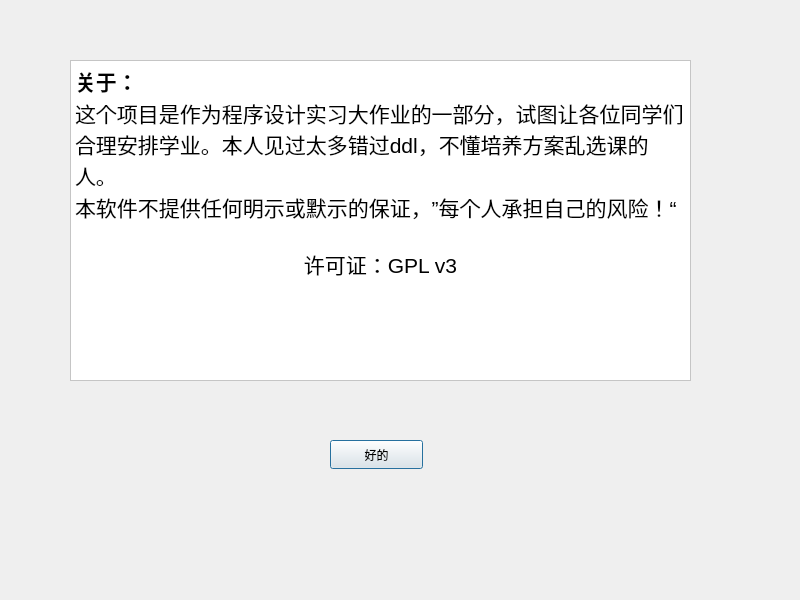
The window that frontend/aboutpage.ui (000lbh/PKUHelperAgain) describes before a commit, drawn with Qt 5.
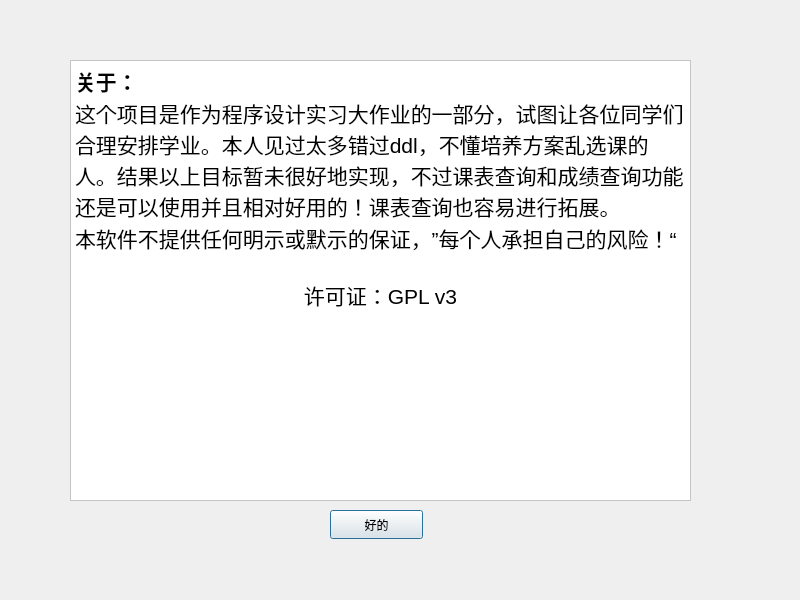
The same window after the commit. Icons and pictures are not drawn.

Commit message: ui update(auto resize ...)

Patch:
```diff
--- a/frontend/aboutpage.ui
+++ b/frontend/aboutpage.ui
@@ -29,7 +29,7 @@
      <x>70</x>
      <y>60</y>
      <width>621</width>
-     <height>321</height>
+     <height>441</height>
     </rect>
    </property>
    <property name="styleSheet">
@@ -45,7 +45,7 @@
 li.checked::marker { content: &quot;\2612&quot;; }
 &lt;/style&gt;&lt;/head&gt;&lt;body style=&quot; font-family:'Microsoft YaHei UI'; font-size:9pt; font-weight:400; font-style:normal;&quot;&gt;
 &lt;p style=&quot; margin-top:0px; margin-bottom:0px; margin-left:0px; margin-right:0px; -qt-block-indent:0; text-indent:0px;&quot;&gt;&lt;span style=&quot; font-size:16pt; font-weight:700;&quot;&gt;关于：&lt;/span&gt;&lt;/p&gt;
-&lt;p style=&quot; margin-top:0px; margin-bottom:0px; margin-left:0px; margin-right:0px; -qt-block-indent:0; text-indent:0px;&quot;&gt;&lt;span style=&quot; font-size:16pt;&quot;&gt;这个项目是作为程序设计实习大作业的一部分，试图让各位同学们合理安排学业。本人见过太多错过ddl，不懂培养方案乱选课的人。&lt;/span&gt;&lt;/p&gt;
+&lt;p style=&quot; margin-top:0px; margin-bottom:0px; margin-left:0px; margin-right:0px; -qt-block-indent:0; text-indent:0px;&quot;&gt;&lt;span style=&quot; font-size:16pt;&quot;&gt;这个项目是作为程序设计实习大作业的一部分，试图让各位同学们合理安排学业。本人见过太多错过ddl，不懂培养方案乱选课的人。结果以上目标暂未很好地实现，不过课表查询和成绩查询功能还是可以使用并且相对好用的！课表查询也容易进行拓展。&lt;/span&gt;&lt;/p&gt;
 &lt;p style=&quot; margin-top:0px; margin-bottom:0px; margin-left:0px; margin-right:0px; -qt-block-indent:0; text-indent:0px;&quot;&gt;&lt;span style=&quot; font-size:16pt;&quot;&gt;本软件不提供任何明示或默示的保证，”每个人承担自己的风险！“&lt;/span&gt;&lt;/p&gt;
 &lt;p style=&quot;-qt-paragraph-type:empty; margin-top:0px; margin-bottom:0px; margin-left:0px; margin-right:0px; -qt-block-indent:0; text-indent:0px; font-size:16pt;&quot;&gt;&lt;br /&gt;&lt;/p&gt;
 &lt;p align=&quot;center&quot; style=&quot; margin-top:0px; margin-bottom:0px; margin-left:0px; margin-right:0px; -qt-block-indent:0; text-indent:0px;&quot;&gt;&lt;span style=&quot; font-size:16pt;&quot;&gt;许可证：GPL v3&lt;/span&gt;&lt;/p&gt;&lt;/body&gt;&lt;/html&gt;</string>
@@ -55,7 +55,7 @@
    <property name="geometry">
     <rect>
      <x>330</x>
-     <y>440</y>
+     <y>510</y>
      <width>93</width>
      <height>29</height>
     </rect>
```
The commit also changes 4 other files.
